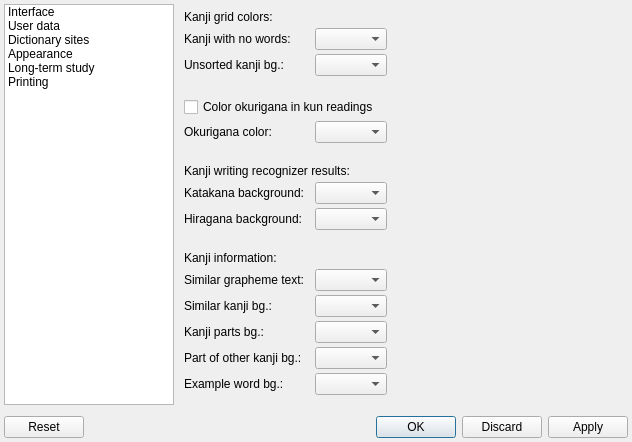
First picture: the form in settingsform.ui, repository z1dev/zkanji, before the edit.
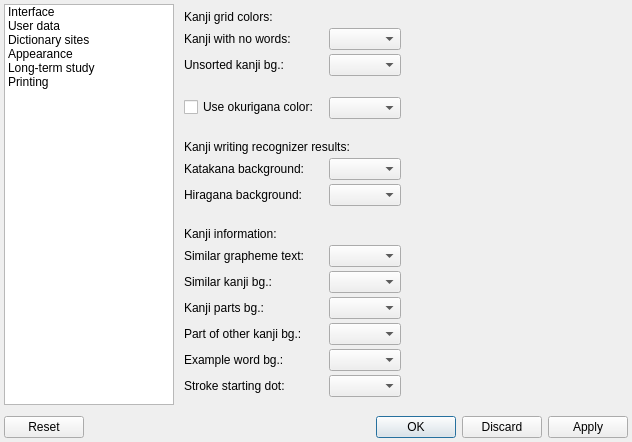
Second picture: the form after the edit. The open tabs and pages were chosen to show the change. Icons and pictures are not drawn. Custom widgets are drawn as their Qt base class.

Commit message: * Fixed: not using current colors in the handwriting recognizer and kanji information windows for displaying the kanji.

What changed in the file:
```diff
--- a/settingsform.ui
+++ b/settingsform.ui
@@ -3666,7 +3666,7 @@
                 </property>
                </spacer>
               </item>
-              <item row="4" column="0" colspan="2">
+              <item row="4" column="0">
                <widget class="QCheckBox" name="okuColorBox">
                 <property name="sizePolicy">
                  <sizepolicy hsizetype="Fixed" vsizetype="Fixed">
@@ -3675,18 +3675,11 @@
                  </sizepolicy>
                 </property>
                 <property name="text">
-                 <string>Color okurigana in kun readings</string>
+                 <string>Use okurigana color:</string>
                 </property>
                </widget>
               </item>
-              <item row="5" column="0">
-               <widget class="QLabel" name="okuColorLabel">
-                <property name="text">
-                 <string>Okurigana color:</string>
-                </property>
-               </widget>
-              </item>
-              <item row="5" column="1">
+              <item row="4" column="1">
                <widget class="ZColorComboBox" name="colOkuCBox">
                 <property name="sizePolicy">
                  <sizepolicy hsizetype="Fixed" vsizetype="Fixed">
@@ -3696,7 +3689,7 @@
                 </property>
                </widget>
               </item>
-              <item row="6" column="1">
+              <item row="5" column="1">
                <spacer name="verticalSpacer_26">
                 <property name="orientation">
                  <enum>Qt::Vertical</enum>
@@ -3712,21 +3705,21 @@
                 </property>
                </spacer>
               </item>
-              <item row="7" column="0" colspan="2">
+              <item row="6" column="0" colspan="2">
                <widget class="QLabel" name="label_111">
                 <property name="text">
                  <string>Kanji writing recognizer results:</string>
                 </property>
                </widget>
               </item>
-              <item row="8" column="0">
+              <item row="7" column="0">
                <widget class="QLabel" name="label_85">
                 <property name="text">
                  <string>Katakana background:</string>
                 </property>
                </widget>
               </item>
-              <item row="8" column="1">
+              <item row="7" column="1">
                <widget class="ZColorComboBox" name="bgKataCBox">
                 <property name="sizePolicy">
                  <sizepolicy hsizetype="Fixed" vsizetype="Fixed">
@@ -3736,14 +3729,14 @@
                 </property>
                </widget>
               </item>
-              <item row="9" column="0">
+              <item row="8" column="0">
                <widget class="QLabel" name="label_116">
                 <property name="text">
                  <string>Hiragana background:</string>
                 </property>
                </widget>
               </item>
-              <item row="9" column="1">
+              <item row="8" column="1">
                <widget class="ZColorComboBox" name="bgHiraCBox">
                 <property name="sizePolicy">
                  <sizepolicy hsizetype="Fixed" vsizetype="Fixed">
@@ -3753,7 +3746,7 @@
                 </property>
                </widget>
               </item>
-              <item row="10" column="1">
+              <item row="9" column="1">
                <spacer name="verticalSpacer_28">
                 <property name="orientation">
                  <enum>Qt::Vertical</enum>
@@ -3769,21 +3762,21 @@
                 </property>
                </spacer>
               </item>
-              <item row="11" column="0" colspan="2">
+              <item row="10" column="0" colspan="2">
                <widget class="QLabel" name="label_124">
                 <property name="text">
                  <string>Kanji information:</string>
                 </property>
                </widget>
               </item>
-              <item row="12" column="0">
+              <item row="11" column="0">
                <widget class="QLabel" name="label_128">
                 <property name="text">
                  <string>Similar grapheme text:</string>
                 </property>
                </widget>
               </item>
-              <item row="12" column="1">
+              <item row="11" column="1">
                <widget class="ZColorComboBox" name="textSimilarCBox">
                 <property name="sizePolicy">
                  <sizepolicy hsizetype="Fixed" vsizetype="Fixed">
@@ -3793,14 +3786,14 @@
                 </property>
                </widget>
               </item>
-              <item row="13" column="0">
+              <item row="12" column="0">
                <widget class="QLabel" name="label_125">
                 <property name="text">
                  <string>Similar kanji bg.:</string>
                 </property>
                </widget>
               </item>
-              <item row="13" column="1">
+              <item row="12" column="1">
                <widget class="ZColorComboBox" name="bgSimilarCBox">
                 <property name="sizePolicy">
                  <sizepolicy hsizetype="Fixed" vsizetype="Fixed">
@@ -3810,14 +3803,14 @@
                 </property>
                </widget>
               </item>
-              <item row="14" column="0">
+              <item row="13" column="0">
                <widget class="QLabel" name="label_126">
                 <property name="text">
                  <string>Kanji parts bg.:</string>
                 </property>
                </widget>
               </item>
-              <item row="14" column="1">
+              <item row="13" column="1">
                <widget class="ZColorComboBox" name="bgPartsCBox">
                 <property name="sizePolicy">
                  <sizepolicy hsizetype="Fixed" vsizetype="Fixed">
@@ -3827,14 +3820,14 @@
                 </property>
                </widget>
               </item>
-              <item row="15" column="0">
+              <item row="14" column="0">
                <widget class="QLabel" name="label_127">
                 <property name="text">
                  <string>Part of other kanji bg.:</string>
                 </property>
                </widget>
               </item>
-              <item row="15" column="1">
+              <item row="14" column="1">
                <widget class="ZColorComboBox" name="bgPartOfCBox">
                 <property name="sizePolicy">
                  <sizepolicy hsizetype="Fixed" vsizetype="Fixed">
@@ -3844,14 +3837,14 @@
                 </property>
                </widget>
               </item>
-              <item row="16" column="0">
+              <item row="15" column="0">
                <widget class="QLabel" name="label_42">
                 <property name="text">
                  <string>Example word bg.:</string>
                 </property>
                </widget>
               </item>
-              <item row="16" column="1">
+              <item row="15" column="1">
                <widget class="ZColorComboBox" name="colKanjiExCBox">
                 <property name="sizePolicy">
                  <sizepolicy hsizetype="Fixed" vsizetype="Fixed">
@@ -3861,6 +3854,23 @@
                 </property>
                </widget>
               </item>
+              <item row="16" column="0">
+               <widget class="QLabel" name="label_142">
+                <property name="text">
+                 <string>Stroke starting dot:</string>
+                </property>
+               </widget>
+              </item>
+              <item row="16" column="1">
+               <widget class="ZColorComboBox" name="colStrokeDotCBox">
+                <property name="sizePolicy">
+                 <sizepolicy hsizetype="Fixed" vsizetype="Fixed">
+                  <horstretch>0</horstretch>
+                  <verstretch>0</verstretch>
+                 </sizepolicy>
+                </property>
+               </widget>
+              </item>
              </layout>
             </widget>
             <widget class="QWidget" name="studyColorsPage">
@@ -5402,17 +5412,17 @@
  </widget>
  <layoutdefault spacing="6" margin="6"/>
  <customwidgets>
-  <customwidget>
-   <class>DialogWindow</class>
-   <extends>QMainWindow</extends>
-   <header>dialogwindow.h</header>
-   <container>1</container>
-  </customwidget>
   <customwidget>
    <class>ZLineEdit</class>
    <extends>QLineEdit</extends>
    <header>zlineedit.h</header>
   </customwidget>
+  <customwidget>
+   <class>DialogWindow</class>
+   <extends>QMainWindow</extends>
+   <header>dialogwindow.h</header>
+   <container>1</container>
+  </customwidget>
   <customwidget>
    <class>ZListBox</class>
    <extends>QTableView</extends>
```
Left out of the diff: 5 changed lines with no effect on the pictures. The commit also changes 5 other files.
